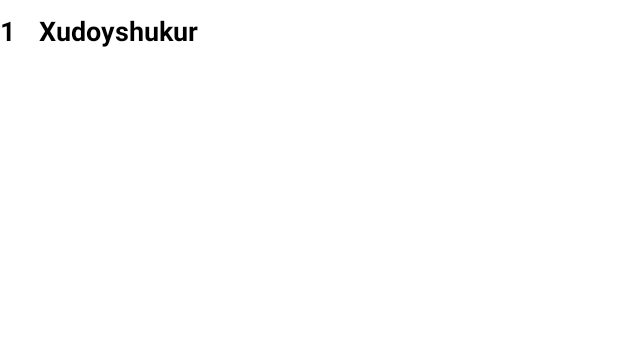
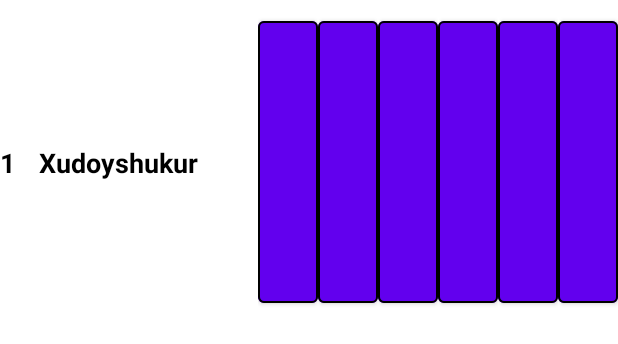
Before and after one commit to Khudoyshukur/Marking, an Android app: the layout item_table_student.xml on its own in the app's theme, with its tools: preview values and no code run, on a phone screen of 412 x 824 dp. Shown: the top 344 px of the screen. Run offline under Robolectric (Android 15) with nearby library versions, the phone set to English and light mode, and no system bars.

Commit message:
Fix bugs

```diff
--- a/app/src/main/java/com/example/marking/MainActivity.kt
+++ b/app/src/main/java/com/example/marking/MainActivity.kt
@@ -111,6 +111,12 @@ class MainActivity : AppCompatActivity() {
     }
 
     private fun processFile(uri: Uri) {
+        try {
+            currentFocus?.clearFocus()
+        } catch (e: Exception) {
+            // ignore
+        }
+
         lifecycleScope.launch(Dispatchers.IO) {
             processingFileStream.emit(true)
             try {
--- a/app/src/main/res/layout/item_table_student.xml
+++ b/app/src/main/res/layout/item_table_student.xml
@@ -15,13 +15,14 @@
         android:textSize="18sp"
         android:textStyle="bold"
         app:layout_constraintBottom_toBottomOf="parent"
+        app:layout_constraintHorizontal_bias="0"
         app:layout_constraintStart_toStartOf="parent"
         app:layout_constraintTop_toTopOf="parent"
         tools:text="1" />
 
     <TextView
         android:id="@+id/tv_name"
-        android:layout_width="0dp"
+        android:layout_width="wrap_content"
         android:layout_height="wrap_content"
         android:layout_marginStart="16dp"
         android:ellipsize="end"
@@ -30,7 +31,7 @@
         android:textSize="18sp"
         android:textStyle="bold"
         app:layout_constraintBottom_toBottomOf="parent"
-        app:layout_constraintEnd_toStartOf="@id/rv_marks"
+        app:layout_constraintHorizontal_bias="0"
         app:layout_constraintStart_toEndOf="@id/tv_number"
         app:layout_constraintTop_toTopOf="parent"
         tools:text="Xudoyshukur" />
@@ -39,6 +40,7 @@
         android:id="@+id/rv_marks"
         android:layout_width="wrap_content"
         android:layout_height="wrap_content"
+        android:layout_marginStart="6dp"
         android:orientation="horizontal"
         app:layoutManager="androidx.recyclerview.widget.GridLayoutManager"
         app:layout_constraintBottom_toBottomOf="parent"
@@ -47,6 +49,7 @@
         app:layout_constraintStart_toEndOf="@id/tv_name"
         app:layout_constraintTop_toTopOf="parent"
         app:spanCount="1"
-        tools:itemCount="5" />
+        tools:itemCount="10"
+        tools:listitem="@layout/item_barchar_mark" />
 
 </androidx.constraintlayout.widget.ConstraintLayout>
```
Also changed, not shown: app/src/main/java/com/example/marking/TableViewAdapter.kt (+7 -0 lines), app/src/main/res/layout/activity_main.xml (+15 -5 lines).
